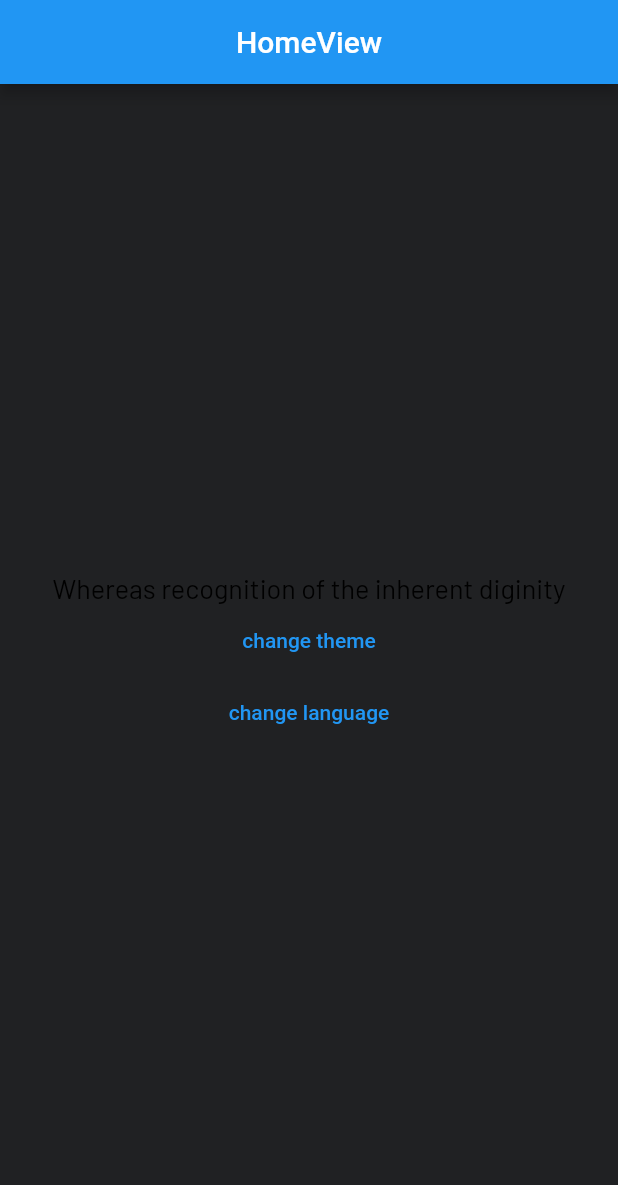
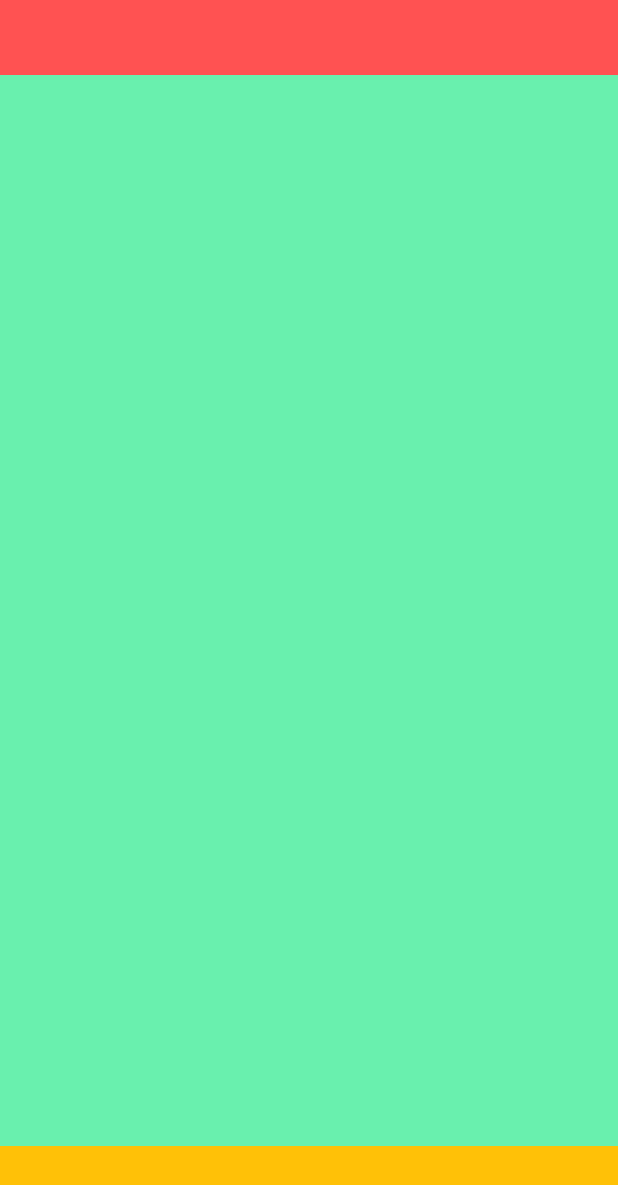
Before and after one commit to tinkokowin96/exceed_resources_frontend, a Flutter app: the screen it shows after launch, on a phone screen of 412 x 824 dp. Shown: the top 1185 px of the screen. Run offline on Flutter 3.47's test engine with Material 2 defaults, Android fonts, the phone set to English and light mode, and no system bars; our stand-ins replace cookie_jar, dio, dio_cookie_manager, get, lottie; project files that could hold a hidden picture were left out.

Commit message:
update layout

```diff
--- /dev/null
+++ b/lib/app/modules/core/layout/content.dart
@@ -0,0 +1,13 @@
+import 'package:flutter/material.dart';
+
+class AppContent extends StatelessWidget {
+  const AppContent({Key? key}) : super(key: key);
+
+  @override
+  Widget build(BuildContext context) {
+    return Expanded(
+        child: Container(
+      color: Colors.greenAccent,
+    ));
+  }
+}
--- /dev/null
+++ b/lib/app/modules/core/layout/desktop/index.dart
@@ -0,0 +1,13 @@
+import 'package:flutter/material.dart';
+
+class DesktopLayout extends StatelessWidget {
+  const DesktopLayout({Key? key}) : super(key: key);
+
+  @override
+  Widget build(BuildContext context) {
+    print('desktop layout');
+    return Scaffold(
+      body: Container(),
+    );
+  }
+}
--- /dev/null
+++ b/lib/app/modules/core/layout/header.dart
@@ -0,0 +1,15 @@
+import 'package:exceed_resources_frontend/app/modules/core/utils/helper.dart';
+import 'package:flutter/material.dart';
+
+class AppHeader extends StatelessWidget {
+  const AppHeader({Key? key}) : super(key: key);
+
+  @override
+  Widget build(BuildContext context) {
+    return Container(
+      width: App.width(context),
+      height: 50,
+      color: Colors.redAccent,
+    );
+  }
+}
--- /dev/null
+++ b/lib/app/modules/core/layout/index.dart
@@ -0,0 +1,23 @@
+import 'package:exceed_resources_frontend/app/modules/core/layout/mobile/index.dart';
+import 'package:flutter/material.dart';
+
+class AppLayout extends StatelessWidget {
+  final bool noHeader;
+  const AppLayout({Key? key, this.noHeader = true}) : super(key: key);
+
+  @override
+  Widget build(BuildContext context) {
+    // final device = getDevice(context);
+    // switch (device) {
+    //   case EDevice.mobile:
+    //     return const MobileLayout();
+    //   case EDevice.tablet:
+    //     return const TabletLayout();
+    //   default:
+    //     return const DesktopLayout();
+    // }
+    return MobileLayout(
+      noHeader: noHeader,
+    );
+  }
+}
--- /dev/null
+++ b/lib/app/modules/core/layout/mobile/index.dart
@@ -0,0 +1,28 @@
+import 'package:exceed_resources_frontend/app/modules/core/layout/content.dart';
+import 'package:exceed_resources_frontend/app/modules/core/layout/header.dart';
+import 'package:exceed_resources_frontend/app/modules/core/layout/navigation.dart';
+import 'package:exceed_resources_frontend/app/modules/core/theme/sizebox.dart';
+import 'package:flutter/material.dart';
+
+class MobileLayout extends StatelessWidget {
+  final bool noHeader;
+  const MobileLayout({
+    Key? key,
+    this.noHeader = true,
+  }) : super(key: key);
+
+  @override
+  Widget build(BuildContext context) {
+    return Scaffold(
+      body: SafeArea(
+        child: Column(
+          children: [
+            noHeader ? AppSizeBox.zero : const AppHeader(),
+            const AppContent(),
+            const AppNavigation(),
+          ],
+        ),
+      ),
+    );
+  }
+}
--- /dev/null
+++ b/lib/app/modules/core/layout/navigation.dart
@@ -0,0 +1,15 @@
+import 'package:exceed_resources_frontend/app/modules/core/utils/helper.dart';
+import 'package:flutter/material.dart';
+
+class AppNavigation extends StatelessWidget {
+  const AppNavigation({Key? key}) : super(key: key);
+
+  @override
+  Widget build(BuildContext context) {
+    return Container(
+      height: 60,
+      width: App.width(context),
+      color: Colors.amber,
+    );
+  }
+}
--- /dev/null
+++ b/lib/app/modules/core/layout/tablet/index.dart
@@ -0,0 +1,13 @@
+import 'package:flutter/material.dart';
+
+class TabletLayout extends StatelessWidget {
+  const TabletLayout({Key? key}) : super(key: key);
+
+  @override
+  Widget build(BuildContext context) {
+    print('tablet layout');
+    return Scaffold(
+      body: Container(),
+    );
+  }
+}
--- a/lib/app/modules/core/theme/index.dart
+++ b/lib/app/modules/core/theme/index.dart
@@ -34,7 +34,7 @@ class AppThemeData extends ChangeNotifier {
   AppThemeData({required this.text, required this.color});
 
   static bool isDarkTheme = true;
-  static AppThemeData currentTheme = darkTheme;
+  static AppThemeData currentTheme = lightTheme;
 
   void toggleTheme() {
     isDarkTheme = !isDarkTheme;
--- a/lib/app/modules/home/views/home_view.dart
+++ b/lib/app/modules/home/views/home_view.dart
@@ -1,6 +1,4 @@
-import 'package:exceed_resources_frontend/app/modules/core/lang/locale.dart';
-import 'package:exceed_resources_frontend/app/modules/core/theme/index.dart';
-import 'package:exceed_resources_frontend/app/modules/core/utils/config.dart';
+import 'package:exceed_resources_frontend/app/modules/core/layout/index.dart';
 import 'package:flutter/material.dart';
 import 'package:get/get.dart';
 import '../controllers/home_controller.dart';
@@ -9,30 +7,8 @@ class HomeView extends GetView<HomeController> {
   const HomeView({Key? key}) : super(key: key);
   @override
   Widget build(BuildContext context) {
-    return Scaffold(
-      appBar: AppBar(
-        title: const Text('HomeView'),
-        centerTitle: true,
-      ),
-      body: Center(
-        child: Column(
-          mainAxisSize: MainAxisSize.min,
-          children: [
-            Text(
-              'welcome'.tr,
-              style: AppTheme.of(context).text.h1(context: context),
-            ),
-            TextButton(onPressed: () => currentTheme.toggleTheme(), child: Text('change theme')),
-            TextButton(
-              onPressed: () => locale.changeLocale(
-                AppLocale.locale.toString() == 'my_MM' ? 'en' : 'my',
-                AppLocale.locale.toString() == 'my_MM' ? 'US' : 'MM',
-              ),
-              child: Text('change language'),
-            ),
-          ],
-        ),
-      ),
+    return const AppLayout(
+      noHeader: false,
     );
   }
 }
```
Also changed, not shown: lib/app/modules/core/layout/desktop.dart (deleted), lib/app/modules/core/layout/mobile.dart (deleted), lib/app/modules/core/layout/tablet.dart (deleted), 3 other files.
